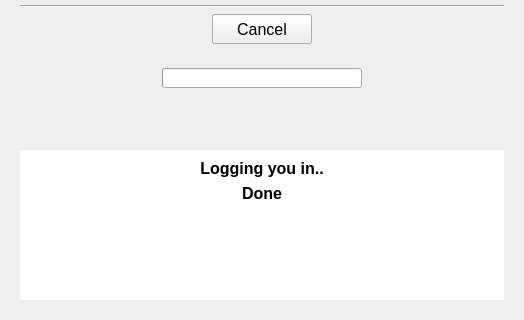
Above: threedi_api_qgis_client/ui/log_in.ui from nens/threedi-api-qgis-client before the change; both pictures show x 0 to 524 and y 208 to 528 of the 524 by 528 pixel window. Below: the same form after it.
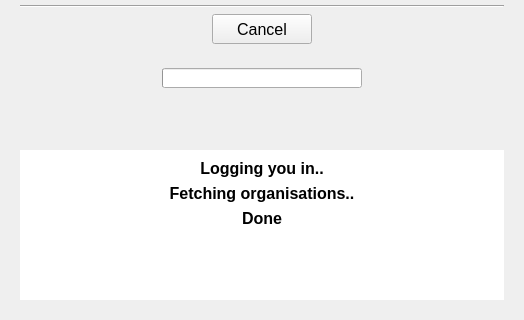
That is the form after the change.

Patch:
```diff
--- a/threedi_api_qgis_client/ui/log_in.ui
+++ b/threedi_api_qgis_client/ui/log_in.ui
@@ -406,6 +406,24 @@
            </property>
           </widget>
          </item>
+         <item>
+          <widget class="QLabel" name="fetch_msg">
+           <property name="font">
+            <font>
+             <family>Segoe UI</family>
+             <pointsize>12</pointsize>
+             <weight>75</weight>
+             <bold>true</bold>
+            </font>
+           </property>
+           <property name="text">
+            <string>Fetching organisations..</string>
+           </property>
+           <property name="alignment">
+            <set>Qt::AlignCenter</set>
+           </property>
+          </widget>
+         </item>
          <item>
           <widget class="QLabel" name="done_msg">
            <property name="font">
```
